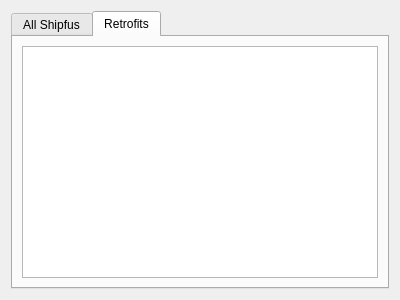
Old version of the form azuriris/ui/ui/module_collection.ui in the repository Sugihiru/Azur-Iris.
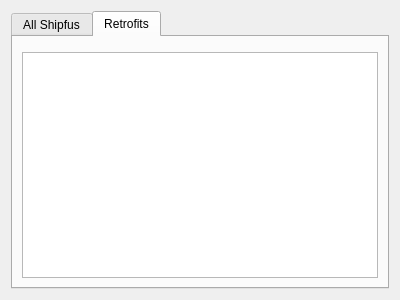
New version of the form. The open tabs and pages were chosen to show the change.

Commit message: Add filter to retrofit tab in collection module

What changed in the file:
```diff
--- a/azuriris/ui/ui/module_collection.ui
+++ b/azuriris/ui/ui/module_collection.ui
@@ -13,8 +13,8 @@
   <property name="windowTitle">
    <string>Form</string>
   </property>
-  <layout class="QVBoxLayout" name="verticalLayout">
-   <item>
+  <layout class="QGridLayout" name="gridLayout">
+   <item row="0" column="0">
     <widget class="QTabWidget" name="tabWidget">
      <property name="currentIndex">
       <number>0</number>
@@ -80,8 +80,8 @@
       <attribute name="title">
        <string>Retrofits</string>
       </attribute>
-      <layout class="QHBoxLayout" name="retrofitHorizontalLayout">
-       <item>
+      <layout class="QGridLayout" name="retrofitGridLayout">
+       <item row="1" column="0">
         <widget class="QTableView" name="retrofitTableView">
          <property name="selectionBehavior">
           <enum>QAbstractItemView::SelectRows</enum>
@@ -97,6 +97,9 @@
          </property>
         </widget>
        </item>
+       <item row="0" column="0">
+        <widget class="QWidget" name="widget_2" native="true"/>
+       </item>
       </layout>
      </widget>
     </widget>
```
The commit also changes 7 other files.
